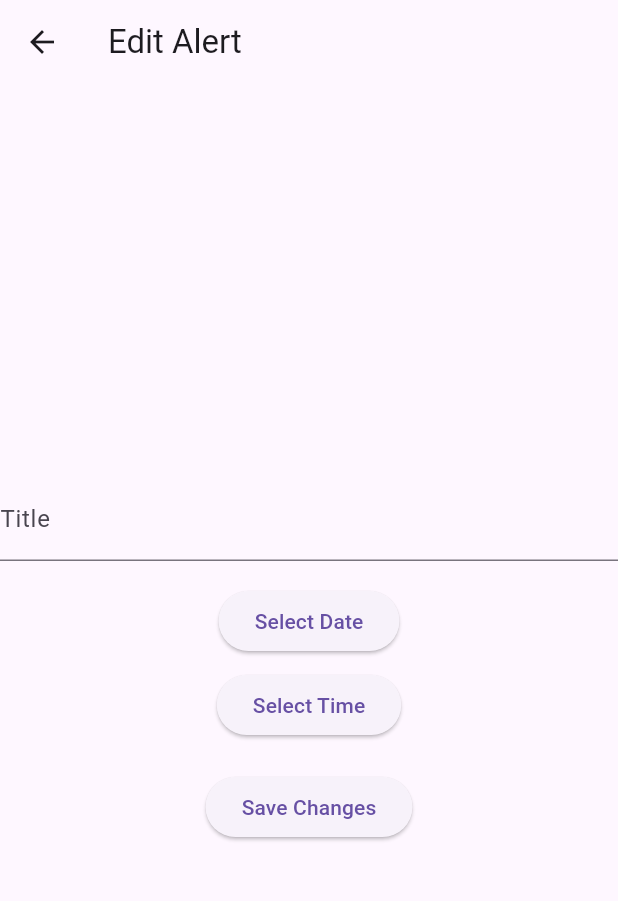
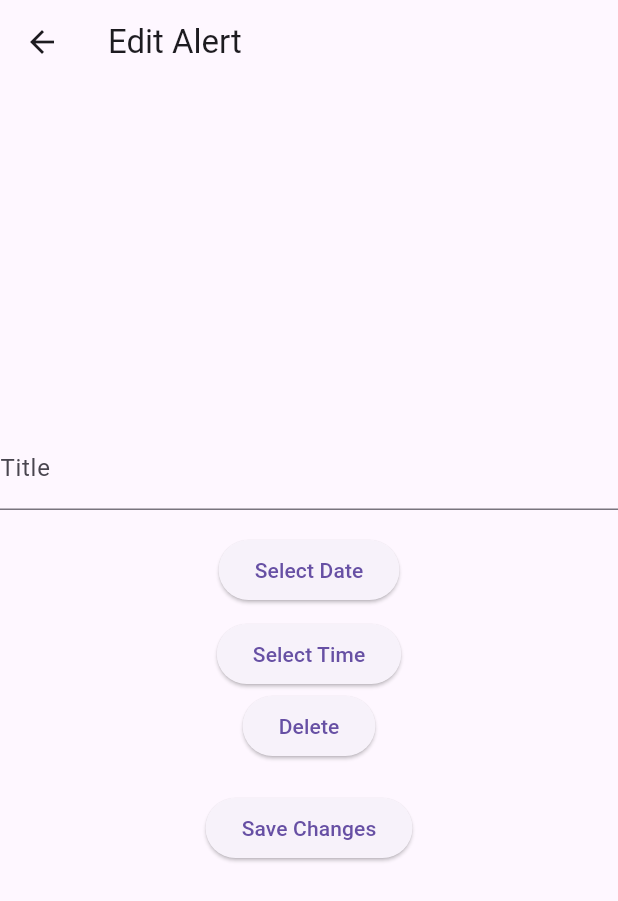
Before and after one commit to UNO-CSCI4830/GlucoGuide, a Flutter app: the EditAlert screen opened directly with empty values, on a phone screen of 412 x 824 dp. Shown: the top 901 px of the screen. Run offline on Flutter 3.47's test engine with Material 3 defaults, Android fonts, the phone set to English and light mode, and no system bars; our stand-ins replace firebase_auth, firebase_core; accounts and stored records are empty.

Commit message:
Added a delete button

```diff
--- a/glucoguide/lib/screens/alerts/alerts_page.dart
+++ b/glucoguide/lib/screens/alerts/alerts_page.dart
@@ -242,6 +242,12 @@ class edit_alert extends State<EditAlert>{
               onPressed: () => _selectTime(context),
               child: const Text('Select Time'),
             ),
+            ElevatedButton(
+              onPressed: () {
+                return null;
+              },
+              child: const Text('Delete'),
+              ),
             const SizedBox(height: 20),
             ElevatedButton(
               onPressed: () {
@@ -254,6 +260,7 @@ class edit_alert extends State<EditAlert>{
               },
               child: const Text('Save Changes'),
             ),
+            const SizedBox(height: 20),
           ],
         ),
       ),
```
